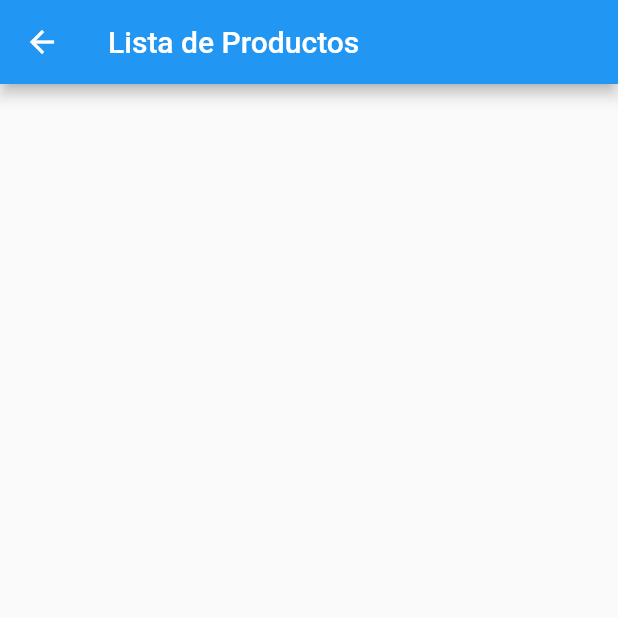
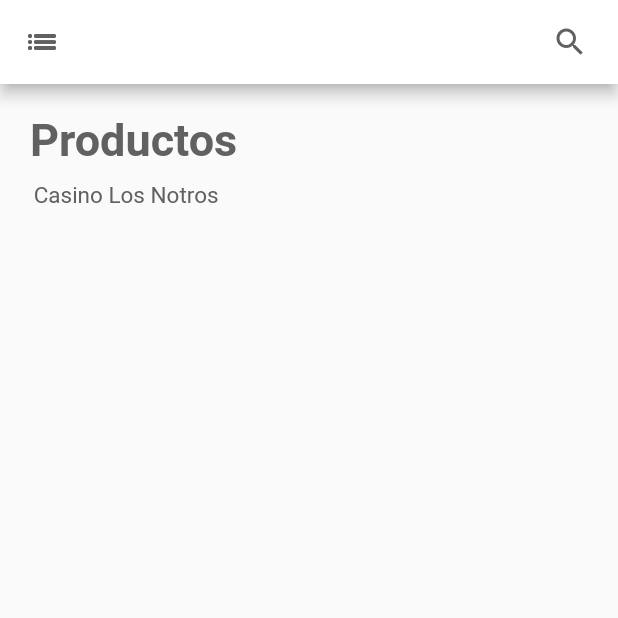
Before and after one commit to DanRuizK57/CampusEats-Flutter, a Flutter app: the screen it shows after launch, on a phone screen of 412 x 824 dp, the top half of it. Run offline on Flutter 3.47's test engine with Material 2 defaults, Android fonts, the phone set to English and light mode, and no system bars.

Commit message:
Header añadido

```diff
--- a/lib/src/pages/products_page.dart
+++ b/lib/src/pages/products_page.dart
@@ -8,11 +8,59 @@ class ProductsPage extends StatefulWidget {
 }
 
 class _HomePageState extends State<ProductsPage> {
+  String _cafeteriaName = "Casino Los Notros";
+
   @override
   Widget build(BuildContext context) {
     return Scaffold(
       appBar: AppBar(
-        title: Text("Lista de Productos"),
+          leading: IconButton(
+            icon: const Icon(Icons.list_outlined),
+            onPressed: () => {},
+          ),
+          backgroundColor: Colors.white,
+          iconTheme:
+              const IconThemeData(color: Color.fromARGB(255, 97, 97, 97)),
+          actions: <Widget>[
+            Container(
+              margin: const EdgeInsets.only(right: 8.0),
+              child: IconButton(
+                icon: const Icon(Icons.search),
+                onPressed: () {
+                  // Acción cuando se presiona el icono derecho
+                },
+              ),
+            ),
+          ]),
+      body: Column(
+        children: [
+          _titulo(),
+          _subtitulo(),
+        ],
+      ),
+    );
+  }
+
+  Widget _titulo() {
+    return Container(
+      margin: const EdgeInsetsDirectional.only(top: 20.0, start: 20.0),
+      child: const Text(
+        "Productos",
+        style: TextStyle(
+            fontSize: 30.0,
+            fontWeight: FontWeight.bold,
+            color: Color.fromARGB(255, 97, 97, 97)),
+      ),
+    );
+  }
+
+  Widget _subtitulo() {
+    return Container(
+      margin: const EdgeInsetsDirectional.only(start: 10.0, top: 10.0),
+      child: Text(
+        _cafeteriaName,
+        style: const TextStyle(
+            fontSize: 15.0, color: Color.fromARGB(255, 97, 97, 97)),
       ),
     );
   }
```
